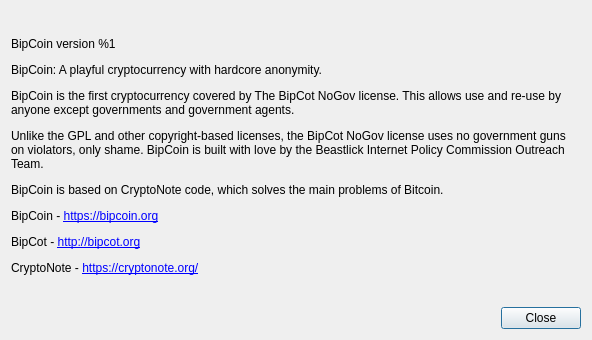
Old version of the form src/gui/ui/aboutdialog.ui in the repository BEASTLICK-INTERNET-POLICY-COMMISSION/bipcoinwallet.
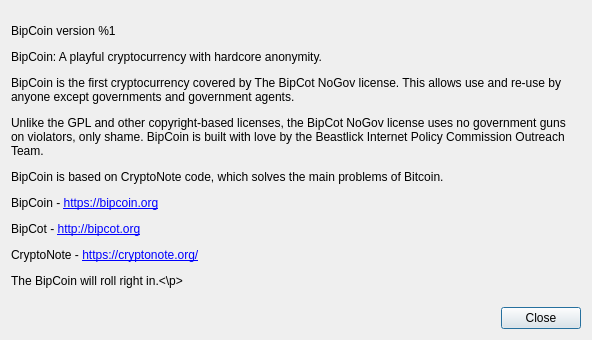
New version of the form.

Commit message: Updated GUI wallet for compatibility with bipcoin 0004

What changed in the file:
```diff
--- a/src/gui/ui/aboutdialog.ui
+++ b/src/gui/ui/aboutdialog.ui
@@ -41,7 +41,7 @@
       </sizepolicy>
      </property>
      <property name="text">
-      <string>&lt;html&gt;&lt;head/&gt;&lt;body&gt;&lt;p&gt;BipCoin version %1&lt;/p&gt;&lt;p&gt;BipCoin: A playful cryptocurrency with hardcore anonymity.&lt;/p&gt;&lt;p&gt;BipCoin is the first cryptocurrency covered by The BipCot NoGov license. This allows use and re-use by anyone except governments and government agents.&lt;/p&gt;&lt;p&gt;Unlike the GPL and other copyright-based licenses, the BipCot NoGov license uses no government guns on violators, only shame.  BipCoin is built with love by the Beastlick Internet Policy Commission Outreach Team.&lt;/p&gt;&lt;p&gt;BipCoin is based on CryptoNote code, which solves the main problems of Bitcoin.&lt;/p&gt;&lt;p&gt;BipCoin - &lt;a href=&quot;http://bipcoin.org&quot;&gt;&lt;span style=&quot; text-decoration: underline; color:#0000ff;&quot;&gt;https://bipcoin.org&lt;/span&gt;&lt;/a&gt;&lt;/p&gt;&lt;p&gt;BipCot - &lt;a href=&quot;https://bipcot.org&quot;&gt;&lt;span style=&quot; text-decoration: underline; color:#0000ff;&quot;&gt;http://bipcot.org&lt;/span&gt;&lt;/a&gt;&lt;/p&gt;&lt;p&gt;CryptoNote - &lt;a href=&quot;https://cryptonote.org/&quot;&gt;&lt;span style=&quot; text-decoration: underline; color:#0000ff;&quot;&gt;https://cryptonote.org/&lt;/span&gt;&lt;/a&gt;&lt;/p&gt;&lt;/body&gt;&lt;/html&gt;</string>
+      <string>&lt;html&gt;&lt;head/&gt;&lt;body&gt;&lt;p&gt;BipCoin version %1&lt;/p&gt;&lt;p&gt;BipCoin: A playful cryptocurrency with hardcore anonymity.&lt;/p&gt;&lt;p&gt;BipCoin is the first cryptocurrency covered by The BipCot NoGov license. This allows use and re-use by anyone except governments and government agents.&lt;/p&gt;&lt;p&gt;Unlike the GPL and other copyright-based licenses, the BipCot NoGov license uses no government guns on violators, only shame.  BipCoin is built with love by the Beastlick Internet Policy Commission Outreach Team.&lt;/p&gt;&lt;p&gt;BipCoin is based on CryptoNote code, which solves the main problems of Bitcoin.&lt;/p&gt;&lt;p&gt;BipCoin - &lt;a href=&quot;http://bipcoin.org&quot;&gt;&lt;span style=&quot; text-decoration: underline; color:#0000ff;&quot;&gt;https://bipcoin.org&lt;/span&gt;&lt;/a&gt;&lt;/p&gt;&lt;p&gt;BipCot - &lt;a href=&quot;https://bipcot.org&quot;&gt;&lt;span style=&quot; text-decoration: underline; color:#0000ff;&quot;&gt;http://bipcot.org&lt;/span&gt;&lt;/a&gt;&lt;/p&gt;&lt;p&gt;CryptoNote - &lt;a href=&quot;https://cryptonote.org/&quot;&gt;&lt;span style=&quot; text-decoration: underline; color:#0000ff;&quot;&gt;https://cryptonote.org/&lt;/span&gt;&lt;/a&gt;&lt;/p&gt;&lt;/body&gt;&lt;/html&gt;&lt;p&gt;The BipCoin will roll right in.&lt;\p&gt;</string>
      </property>
      <property name="textFormat">
       <enum>Qt::RichText</enum>
```
The commit also changes 3 other files.
